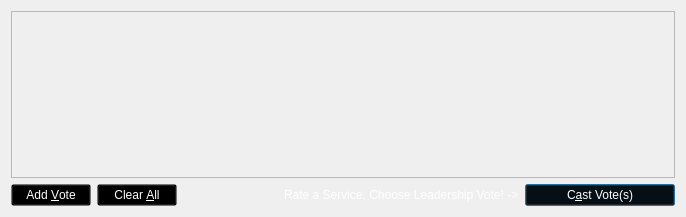
Before: the Qt Designer form src/qt/forms/votecoinsdialog.ui in thelonecrouton/bitcredit, drawn with Qt 5.
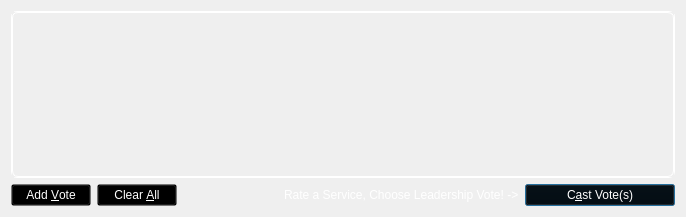
After: the same form once the commit is applied. Icons and pictures are not drawn.

Commit message: radius frame borders, theme sonsistency tweaks

Patch:
```diff
--- a/src/qt/forms/votecoinsdialog.ui
+++ b/src/qt/forms/votecoinsdialog.ui
@@ -16,6 +16,9 @@
   <layout class="QVBoxLayout" name="verticalLayout">
    <item>
     <widget class="QScrollArea" name="scrollArea">
+     <property name="styleSheet">
+      <string notr="true">border-radius: 6px; border: 1px solid white;</string>
+     </property>
      <property name="widgetResizable">
       <bool>true</bool>
      </property>
```
Left out of the diff: 2 changed lines with no effect on the pictures. The commit also changes 8 other files.
